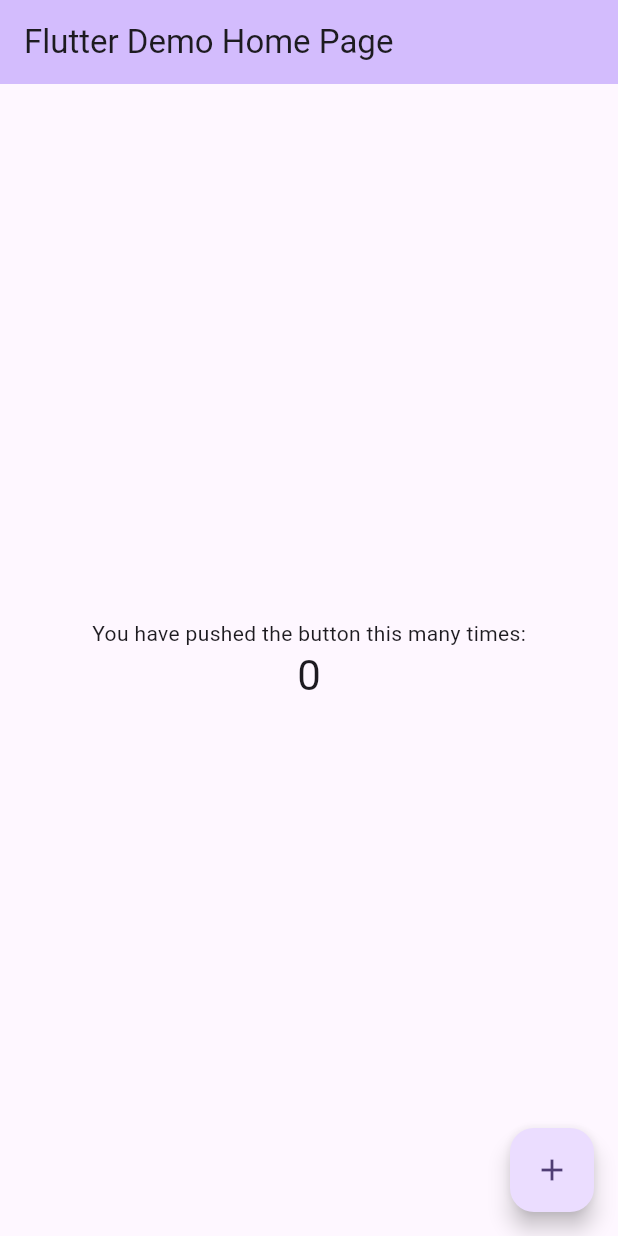
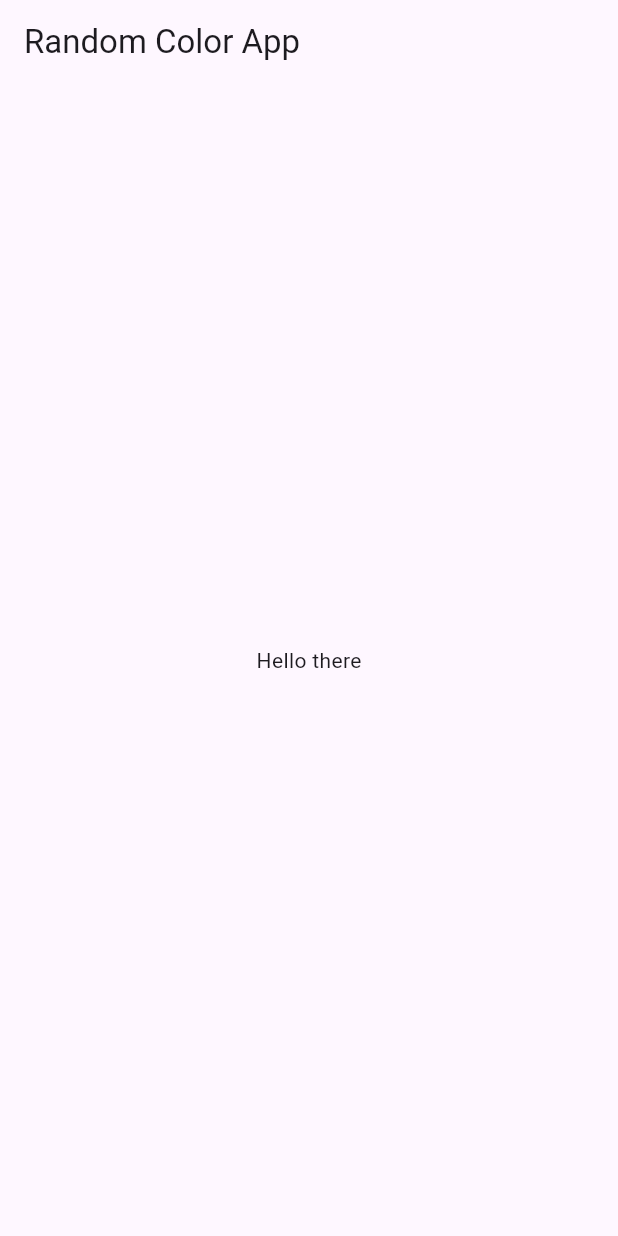
Before and after one commit to Andrew-Bekhiet/random_color_app, a Flutter app: the screen it shows after launch, on a phone screen of 412 x 824 dp. Run offline on Flutter 3.47's test engine with Material 3 defaults, Android fonts, the phone set to English and light mode, and no system bars; our stand-ins replace flutter_riverpod.

Commit message:
feat: add home screen feat(App): use theme notifier theme

```diff
--- /dev/null
+++ b/lib/home_screen.dart
@@ -0,0 +1,43 @@
+import 'dart:math';
+
+import 'package:flutter/material.dart';
+import 'package:flutter_riverpod/flutter_riverpod.dart';
+import 'package:random_color_app/core/theme_notifier.dart';
+
+class HomeScreen extends ConsumerStatefulWidget {
+  const HomeScreen({super.key});
+
+  @override
+  ConsumerState<HomeScreen> createState() => _HomeScreenState();
+}
+
+class _HomeScreenState extends ConsumerState<HomeScreen> {
+  final Random _rng = Random();
+
+  Color _getNewRandomColor() {
+    final newColorValue = _rng.nextInt(0xffffff); // max 16777216 colors
+
+    // Always set alpha to 100%, because the alpha channel is not included in
+    // the random color range and because we want the color to be opaque
+    return Color(newColorValue).withValues(alpha: 1);
+  }
+
+  @override
+  Widget build(BuildContext context) {
+    final themeNotifier = ref.watch(themeNotifierProvider);
+
+    return Scaffold(
+      appBar: AppBar(title: const Text('Random Color App')),
+      body: GestureDetector(
+        onTap:
+            () =>
+                themeNotifier.currentTheme = ThemeData.from(
+                  colorScheme: ColorScheme.fromSeed(
+                    seedColor: _getNewRandomColor(),
+                  ),
+                ),
+        child: const Center(child: Text('Hello there')),
+      ),
+    );
+  }
+}
--- a/lib/main.dart
+++ b/lib/main.dart
@@ -1,66 +1,23 @@
 import 'package:flutter/material.dart';
+import 'package:flutter_riverpod/flutter_riverpod.dart';
+import 'package:random_color_app/core/theme_notifier.dart';
+import 'package:random_color_app/home_screen.dart';
 
 void main() {
-  runApp(const RandomColorApp());
+  runApp(const ProviderScope(child: RandomColorApp()));
 }
 
-class RandomColorApp extends StatelessWidget {
+class RandomColorApp extends ConsumerWidget {
   const RandomColorApp({super.key});
 
   @override
-  Widget build(BuildContext context) {
+  Widget build(BuildContext context, WidgetRef ref) {
+    final themeNotifier = ref.watch(themeNotifierProvider);
+
     return MaterialApp(
       title: 'Random Color App',
-      theme: ThemeData(
-        colorScheme: ColorScheme.fromSeed(seedColor: Colors.deepPurple),
-      ),
-      home: const MyHomePage(title: 'Flutter Demo Home Page'),
+      theme: themeNotifier.currentTheme,
+      home: const HomeScreen(),
     );
   }
 }
-
-class MyHomePage extends StatefulWidget {
-  const MyHomePage({required this.title, super.key});
-
-  final String title;
-
-  @override
-  State<MyHomePage> createState() => _MyHomePageState();
-}
-
-class _MyHomePageState extends State<MyHomePage> {
-  int _counter = 0;
-
-  void _incrementCounter() {
-    setState(() {
-      _counter++;
-    });
-  }
-
-  @override
-  Widget build(BuildContext context) {
-    return Scaffold(
-      appBar: AppBar(
-        backgroundColor: Theme.of(context).colorScheme.inversePrimary,
-        title: Text(widget.title),
-      ),
-      body: Center(
-        child: Column(
-          mainAxisAlignment: MainAxisAlignment.center,
-          children: <Widget>[
-            const Text('You have pushed the button this many times:'),
-            Text(
-              '$_counter',
-              style: Theme.of(context).textTheme.headlineMedium,
-            ),
-          ],
-        ),
-      ),
-      floatingActionButton: FloatingActionButton(
-        onPressed: _incrementCounter,
-        tooltip: 'Increment',
-        child: const Icon(Icons.add),
-      ),
-    );
-  }
-}
```
Also changed, not shown: 2 other files.
